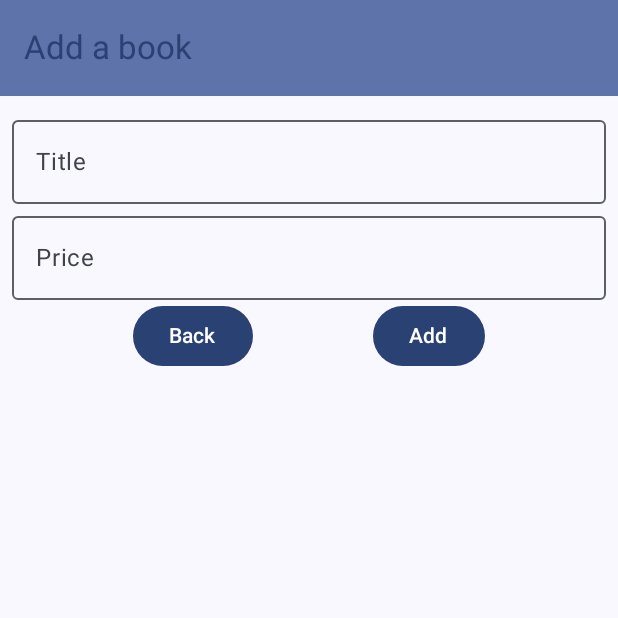
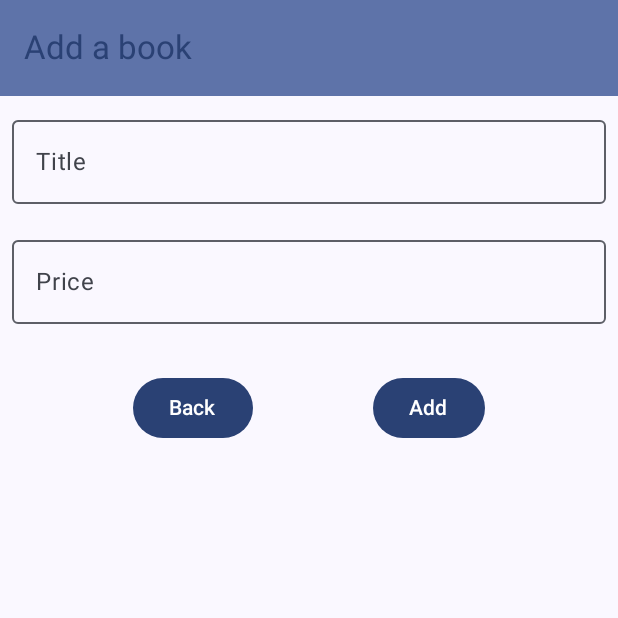
Before and after one commit to andersbor/composeBookstoreMVVMCoroutines, an Android app built with Jetpack Compose: the BookAddScreen screen opened through its navigation route, on a phone screen of 412 x 824 dp, the top half of it. Run offline under Robolectric (Android 15) with nearby library versions, the phone set to English and light mode, and no system bars.

```diff
--- a/app/src/main/java/com/example/bookstoremvvmcoroutines/views/BookAddScreen.kt
+++ b/app/src/main/java/com/example/bookstoremvvmcoroutines/views/BookAddScreen.kt
@@ -39,7 +39,8 @@ fun BookAddScreen(
     var titleIsError by remember { mutableStateOf(false) }
     var priceIsError by remember { mutableStateOf(false) }
 
-    Scaffold(modifier = modifier.fillMaxSize(),
+    Scaffold(
+        modifier = modifier.fillMaxSize(),
         topBar = {
             TopAppBar(
                 colors = TopAppBarDefaults.topAppBarColors(
@@ -48,23 +49,44 @@ fun BookAddScreen(
                 ),
                 title = { Text("Add a book") })
         }) { innerPadding ->
-        Column(modifier = modifier.padding(innerPadding).padding(8.dp)) {
-            // TODO show error message
+        Column(
+            modifier = modifier
+                .padding(innerPadding)
+                .padding(8.dp)
+        ) {
             val orientation = LocalConfiguration.current.orientation
             val isPortrait = orientation == Configuration.ORIENTATION_PORTRAIT
             // TODO refactor duplicated code: component InputField?
             if (isPortrait) {
-                OutlinedTextField(onValueChange = { title = it },
+                OutlinedTextField(
+                    onValueChange = {
+                        title = it
+                        titleIsError = false
+                    },
                     value = title,
                     isError = titleIsError,
+                    supportingText = {
+                        if (titleIsError) {
+                            Text(text = "Title is required")
+                        }
+                    },
                     keyboardOptions = KeyboardOptions(keyboardType = KeyboardType.Text),
                     modifier = Modifier.fillMaxWidth(),
                     label = { Text(text = "Title") })
-                OutlinedTextField(onValueChange = { priceStr = it },
+                OutlinedTextField(
+                    onValueChange = {
+                        priceStr = it
+                        priceIsError = false
+                    },
                     value = priceStr,
                     // https://medium.com/@GkhKaya00/exploring-keyboard-types-in-kotlin-jetpack-compose-ca1f617e1109
                     keyboardOptions = KeyboardOptions(keyboardType = KeyboardType.Number),
                     isError = priceIsError,
+                    supportingText = {
+                        if (priceIsError) {
+                            Text(text = "Price is required")
+                        }
+                    },
                     modifier = Modifier.fillMaxWidth(),
                     label = { Text(text = "Price") })
             } else {
@@ -72,13 +94,15 @@ fun BookAddScreen(
                     modifier = modifier.fillMaxWidth(),
                     horizontalArrangement = Arrangement.SpaceEvenly
                 ) {
-                    OutlinedTextField(onValueChange = { title = it },
+                    OutlinedTextField(
+                        onValueChange = { title = it },
                         value = title,
                         isError = titleIsError,
                         keyboardOptions = KeyboardOptions(keyboardType = KeyboardType.Text),
                         modifier = Modifier.weight(1f),
                         label = { Text(text = "Title") })
-                    OutlinedTextField(onValueChange = { priceStr = it },
+                    OutlinedTextField(
+                        onValueChange = { priceStr = it },
                         value = priceStr,
                         // https://medium.com/@GkhKaya00/exploring-keyboard-types-in-kotlin-jetpack-compose-ca1f617e1109
                         keyboardOptions = KeyboardOptions(keyboardType = KeyboardType.Number),
@@ -88,7 +112,7 @@ fun BookAddScreen(
                 }
             }
             Row(
-                modifier = modifier.fillMaxSize(),
+                modifier = modifier.fillMaxSize().padding(top = 16.dp),
                 horizontalArrangement = Arrangement.SpaceEvenly
             ) {
                 Button(onClick = { onNavigateBack() }) {
@@ -110,7 +134,6 @@ fun BookAddScreen(
                     }
                     val book = Book(title = title, price = price)
                     addBook(book)
-                    //onNavigateBack()
                 }) {
                     Text("Add")
                 }
--- a/app/src/main/java/com/example/bookstoremvvmcoroutines/views/BookListScreen.kt
+++ b/app/src/main/java/com/example/bookstoremvvmcoroutines/views/BookListScreen.kt
@@ -1,27 +1,35 @@
 package com.example.bookstoremvvmcoroutines.views
 
-import androidx.compose.animation.AnimatedVisibility
-import androidx.compose.foundation.clickable
 import androidx.compose.foundation.layout.Arrangement
+import androidx.compose.foundation.layout.Box
 import androidx.compose.foundation.layout.Column
 import androidx.compose.foundation.layout.Row
+import androidx.compose.foundation.layout.Spacer
 import androidx.compose.foundation.layout.fillMaxSize
 import androidx.compose.foundation.layout.fillMaxWidth
+import androidx.compose.foundation.layout.height
 import androidx.compose.foundation.layout.padding
+import androidx.compose.foundation.layout.size
 import androidx.compose.foundation.lazy.LazyColumn
 import androidx.compose.foundation.lazy.items
 import androidx.compose.foundation.shape.CircleShape
+import androidx.compose.foundation.text.KeyboardActions
+import androidx.compose.foundation.text.KeyboardOptions
 import androidx.compose.material.icons.Icons
 import androidx.compose.material.icons.filled.Add
 import androidx.compose.material.icons.filled.ArrowDropDown
+import androidx.compose.material.icons.filled.Close
 import androidx.compose.material.icons.filled.Delete
 import androidx.compose.material.icons.filled.KeyboardArrowUp
-import androidx.compose.material3.Button
+import androidx.compose.material.icons.filled.Search
 import androidx.compose.material3.Card
 import androidx.compose.material3.CircularProgressIndicator
 import androidx.compose.material3.ExperimentalMaterial3Api
 import androidx.compose.material3.FloatingActionButton
 import androidx.compose.material3.Icon
+import androidx.compose.material3.IconButton
+import androidx.compose.material3.ListItem
+import androidx.compose.material3.ListItemDefaults
 import androidx.compose.material3.MaterialTheme
 import androidx.compose.material3.OutlinedButton
 import androidx.compose.material3.OutlinedTextField
@@ -37,6 +45,9 @@ import androidx.compose.runtime.remember
 import androidx.compose.runtime.setValue
 import androidx.compose.ui.Alignment
 import androidx.compose.ui.Modifier
+import androidx.compose.ui.platform.LocalSoftwareKeyboardController
+import androidx.compose.ui.text.font.FontWeight
+import androidx.compose.ui.text.input.ImeAction
 import androidx.compose.ui.unit.dp
 import com.example.bookstoremvvmcoroutines.BooksUIState
 import com.example.bookstoremvvmcoroutines.data.Book
@@ -102,37 +113,50 @@ fun BookListPanel(
     sortByTitle: (Boolean) -> Unit = {},
     sortByPrice: (Boolean) -> Unit = {}
 ) {
-    Column(
-        modifier = modifier
-            .padding(8.dp)
-            .fillMaxWidth(),
-        //verticalArrangement = Arrangement.Center,
-        //horizontalAlignment = Alignment.CenterHorizontally
-    ) {
-        AnimatedVisibility(visible = booksUIState.isLoading) {
-            CircularProgressIndicator()
-        }
-        AnimatedVisibility(visible = booksUIState.books.isNotEmpty()) {
     var sortTitleAscending by remember { mutableStateOf(true) }
     var sortPriceAscending by remember { mutableStateOf(true) }
     var titleFragment by remember { mutableStateOf("") }
-            Column(modifier = Modifier.padding(8.dp)) {
-                Row(verticalAlignment = Alignment.CenterVertically) {
+    val keyboardController = LocalSoftwareKeyboardController.current
+
+    Column(modifier = modifier) {
+        Column(
+            modifier = Modifier
+                .padding(8.dp)
+                .fillMaxWidth(),
+        ) {
             OutlinedTextField(
                 value = titleFragment,
                 onValueChange = { titleFragment = it },
                 label = { Text("Filter by title") },
-                        modifier = Modifier.weight(1f)
-                    )
-                    Button(
-                        onClick = { onFilterByTitle(titleFragment) },
-                        modifier = Modifier.padding(8.dp)
-                    ) {
-                        Text("Filter")
+                modifier = Modifier.fillMaxWidth(),
+                leadingIcon = { Icon(Icons.Default.Search, contentDescription = null) },
+                trailingIcon = {
+                    if (titleFragment.isNotEmpty()) {
+                        IconButton(onClick = {
+                            titleFragment = ""
+                            onFilterByTitle("") // Clear filter immediately
+                        }) {
+                            Icon(Icons.Default.Close, contentDescription = "Clear")
                         }
                     }
-                Row {
-                    OutlinedButton(onClick = {
+                },
+                singleLine = true,
+                keyboardOptions = KeyboardOptions(imeAction = ImeAction.Search),
+                keyboardActions = KeyboardActions(onSearch = {
+                    onFilterByTitle(titleFragment)
+                    keyboardController?.hide()
+                })
+            )
+
+            Spacer(modifier = Modifier.height(8.dp))
+
+            Row(
+                modifier = Modifier.fillMaxWidth(),
+                horizontalArrangement = Arrangement.spacedBy(8.dp)
+            ) {
+                OutlinedButton(
+                    modifier = Modifier.weight(1f),
+                    onClick = {
                         sortByTitle(sortTitleAscending)
                         sortTitleAscending = !sortTitleAscending
                     }) {
@@ -145,7 +169,9 @@ fun BookListPanel(
                         modifier = Modifier.padding(start = 4.dp)
                     )
                 }
-                    OutlinedButton(onClick = {
+                OutlinedButton(
+                    modifier = Modifier.weight(1f),
+                    onClick = {
                         sortByPrice(sortPriceAscending)
                         sortPriceAscending = !sortPriceAscending
                     }) {
@@ -157,11 +183,34 @@ fun BookListPanel(
                     )
                 }
             }
-
+            Box(
+                modifier = Modifier.fillMaxSize(),
+                contentAlignment = Alignment.Center
+            ) {
+                if (booksUIState.isLoading) {
+                    CircularProgressIndicator()
+                } else if (booksUIState.error != null) {
+                    Text(
+                        text = booksUIState.error ?: "Unknown Error",
+                        color = MaterialTheme.colorScheme.error,
+                        modifier = Modifier.padding(16.dp)
+                    )
+                } else if (booksUIState.books.isEmpty()) {
+                    Column(horizontalAlignment = Alignment.CenterHorizontally) {
+                        Icon(
+                            Icons.Default.Search,
+                            contentDescription = null,
+                            modifier = Modifier.size(48.dp),
+                            tint = MaterialTheme.colorScheme.outline
+                        )
+                        Text(text = "No books found", style = MaterialTheme.typography.bodyLarge)
+                    }
+                } else {
                     // https://developer.android.com/develop/ui/compose/components/pull-to-refresh
                     PullToRefreshBox(
                         isRefreshing = booksUIState.isLoading,
                         onRefresh = { onBooksReload() },
+                        modifier = Modifier.fillMaxSize()
                     ) {
                         LazyColumn {
                             items(booksUIState.books, key = { book -> book.id })
@@ -173,13 +222,7 @@ fun BookListPanel(
                             }
                         }
                     }
-
                 }
-            AnimatedVisibility(visible = booksUIState.books.isEmpty()) {
-                Text(text = "No books")
-            }
-            AnimatedVisibility(visible = booksUIState.error != null) {
-                Text(text = booksUIState.error ?: "ERROR")
             }
         }
     }
@@ -200,19 +243,40 @@ fun BookListItem(
         Row(
             modifier = Modifier.fillMaxWidth(),
             horizontalArrangement = Arrangement.SpaceBetween,
-            verticalAlignment = Alignment.CenterVertically
         ) {
+            ListItem(
+                colors = ListItemDefaults.colors(containerColor = androidx.compose.ui.graphics.Color.Transparent),
+                headlineContent = {
                     Text(
-                text = "${book.id} ${book.title}, ${book.price}",
-                modifier = Modifier.padding(8.dp)
+                        text = book.title,
+                        style = MaterialTheme.typography.titleMedium,
+                        fontWeight = FontWeight.Bold
                     )
+                },
+                supportingContent = {
+                    Text(
+                        text = "ID: ${book.id}",
+                        style = MaterialTheme.typography.bodySmall
+                    )
+                },
+                trailingContent = {
+                    Row(verticalAlignment = Alignment.CenterVertically) {
+                        Text(
+                            text = "${book.price}",
+                            style = MaterialTheme.typography.labelLarge,
+                            color = MaterialTheme.colorScheme.primary,
+                            modifier = Modifier.padding(end = 8.dp)
+                        )
+                        IconButton(onClick = { onBookDeleted(book) }) {
                             Icon(
                                 imageVector = Icons.Filled.Delete,
-                contentDescription = "Remove " + book.title,
-                modifier = Modifier
-                    .padding(8.dp)
-                    .clickable { onBookDeleted(book) }
+                                contentDescription = "Delete ${book.title}",
+                                tint = MaterialTheme.colorScheme.error
                             )
                         }
                     }
                 }
+            )
+        }
+    }
+}
```
Also changed, not shown: app/src/main/java/com/example/bookstoremvvmcoroutines/views/BookDetailsScreen.kt (+10 -5 lines). Lines whose indentation alone changed are shown as unchanged.
